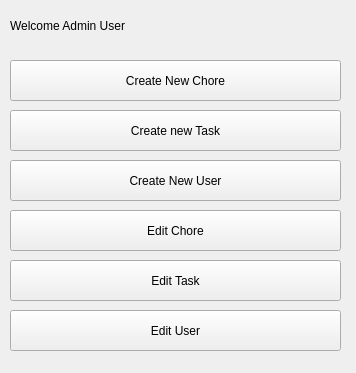
Monte42/PyQt, file final_project/views/adminDashboard.ui: the form before one commit.
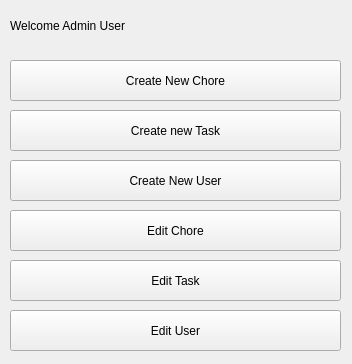
The form after the commit.

Patch:
```diff
--- a/final_project/views/adminDashboard.ui
+++ b/final_project/views/adminDashboard.ui
@@ -6,8 +6,8 @@
    <rect>
     <x>0</x>
     <y>0</y>
-    <width>356</width>
-    <height>373</height>
+    <width>352</width>
+    <height>364</height>
    </rect>
   </property>
   <property name="windowTitle">
```
Left out of the diff: 2 changed lines with no effect on the pictures.
